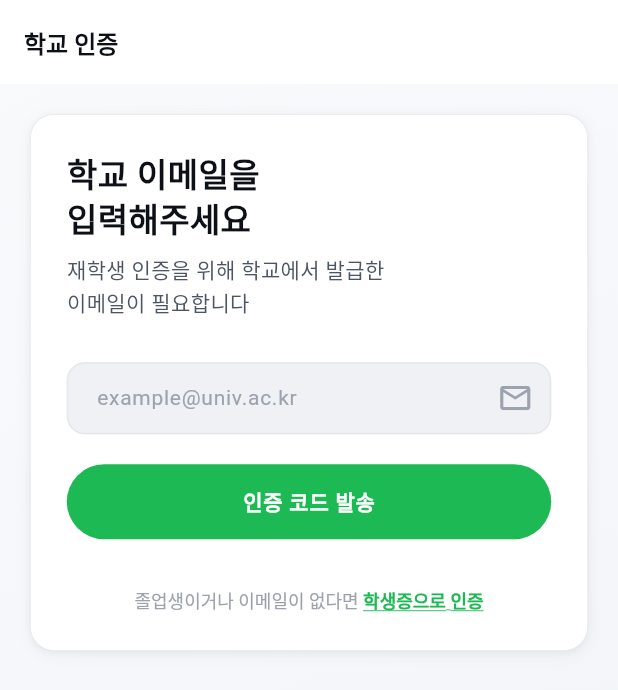
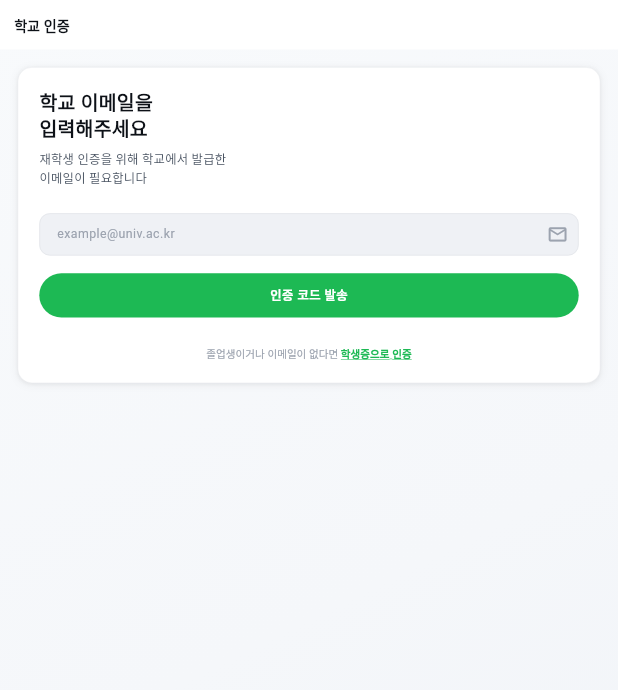
Before and after one commit to DoHyunBak/AllTime_FE, a Flutter app: the screen it shows after launch, after a tap on "구글로 로그인", on a phone screen of 412 x 824 dp. Shown: the top 690 px of the screen. Run offline on Flutter 3.47's test engine with Material 3 defaults, Android fonts, the phone set to English and light mode, and no system bars; our stand-ins replace connectivity_plus, flutter_riverpod, go_router, image_picker, shared_preferences; missing offline and left inert: feedback; Roboto replaces fonts that are missing (Apple SD Gothic Neo).

Commit message:
앱 전체 700×1400 논리 해상도 프레임 적용
DeviceFrame 위젯으로 모든 화면을 700×1400 기준으로 고정 렌더링하고
창 크기에 맞춰 비율 유지하며 스케일되도록 처리

Co-Authored-By: Claude Opus 4.8 <noreply@anthropic.com>

```diff
--- a/lib/app.dart
+++ b/lib/app.dart
@@ -4,6 +4,7 @@ import 'package:flutter_riverpod/flutter_riverpod.dart';
 import 'core/router/app_router.dart';
 import 'core/theme/app_theme.dart';
 import 'features/splash/splash_screen.dart';
+import 'shared/widgets/device_frame.dart';
 
 class AllTimeApp extends ConsumerStatefulWidget {
   const AllTimeApp({super.key});
@@ -29,6 +30,7 @@ class _AllTimeAppState extends ConsumerState<AllTimeApp> {
         debugShowCheckedModeBanner: false,
         theme: AppTheme.light(),
         themeMode: ThemeMode.light,
+        builder: deviceFrameBuilder,
         home: SplashScreen(onComplete: () => setState(() => _showSplash = false)),
       );
     }
@@ -39,6 +41,7 @@ class _AllTimeAppState extends ConsumerState<AllTimeApp> {
       debugShowCheckedModeBanner: false,
       theme: AppTheme.light(),
       themeMode: ThemeMode.light,
+      builder: deviceFrameBuilder,
       routerConfig: router,
     );
   }
--- /dev/null
+++ b/lib/shared/widgets/device_frame.dart
@@ -0,0 +1,48 @@
+import 'package:flutter/material.dart';
+
+/// 앱 전체를 700×1400 논리 해상도로 고정 렌더링하는 프레임.
+///
+/// 실제 창/화면 크기와 무관하게 모든 화면이 700×1400 기준으로 레이아웃되며,
+/// 가용 영역에 맞춰 비율을 유지한 채 스케일됩니다. (웹/데스크톱에서 모바일 비율 유지)
+class DeviceFrame extends StatelessWidget {
+  const DeviceFrame({super.key, required this.child});
+
+  /// 기준 논리 해상도
+  static const double frameWidth = 700;
+  static const double frameHeight = 1400;
+
+  final Widget child;
+
+  @override
+  Widget build(BuildContext context) {
+    return ColoredBox(
+      color: const Color(0xFF000000),
+      child: Center(
+        child: FittedBox(
+          fit: BoxFit.contain,
+          child: SizedBox(
+            width: frameWidth,
+            height: frameHeight,
+            child: ClipRect(
+              child: MediaQuery(
+                // 내부 위젯들이 700×1400을 화면 크기로 인식하도록 오버라이드
+                data: MediaQuery.of(context).copyWith(
+                  size: const Size(frameWidth, frameHeight),
+                  padding: EdgeInsets.zero,
+                  viewPadding: EdgeInsets.zero,
+                  viewInsets: EdgeInsets.zero,
+                ),
+                child: child,
+              ),
+            ),
+          ),
+        ),
+      ),
+    );
+  }
+}
+
+/// MaterialApp 의 `builder` 에 그대로 넘길 수 있는 헬퍼.
+Widget deviceFrameBuilder(BuildContext context, Widget? child) {
+  return DeviceFrame(child: child ?? const SizedBox.shrink());
+}
```
